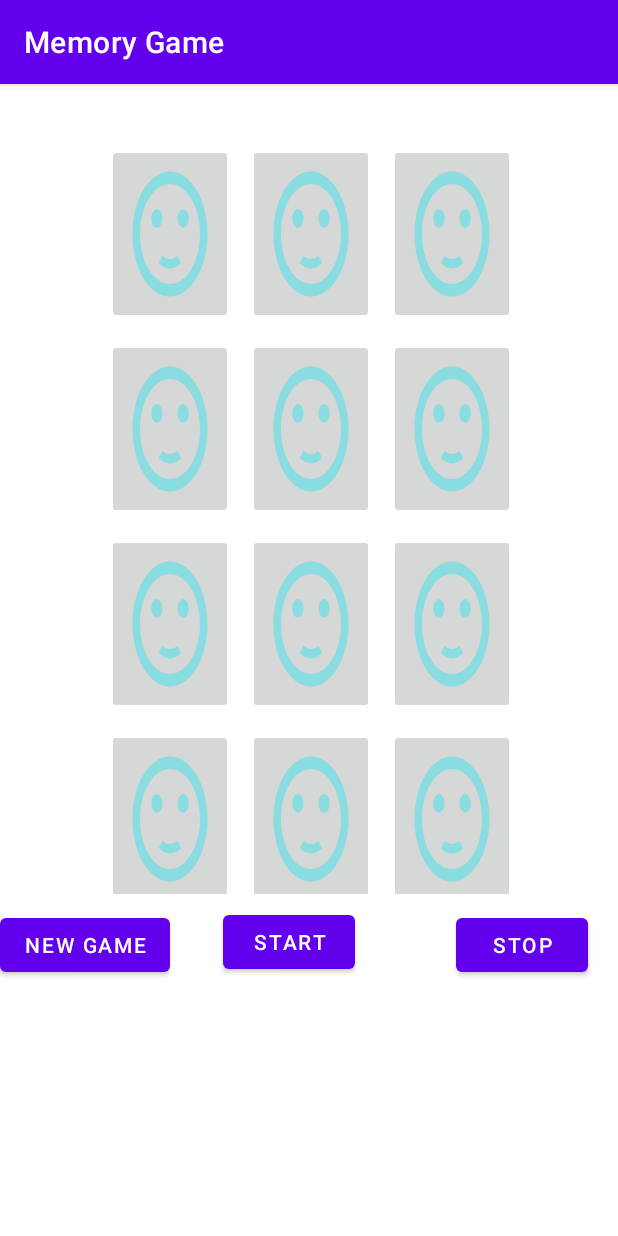
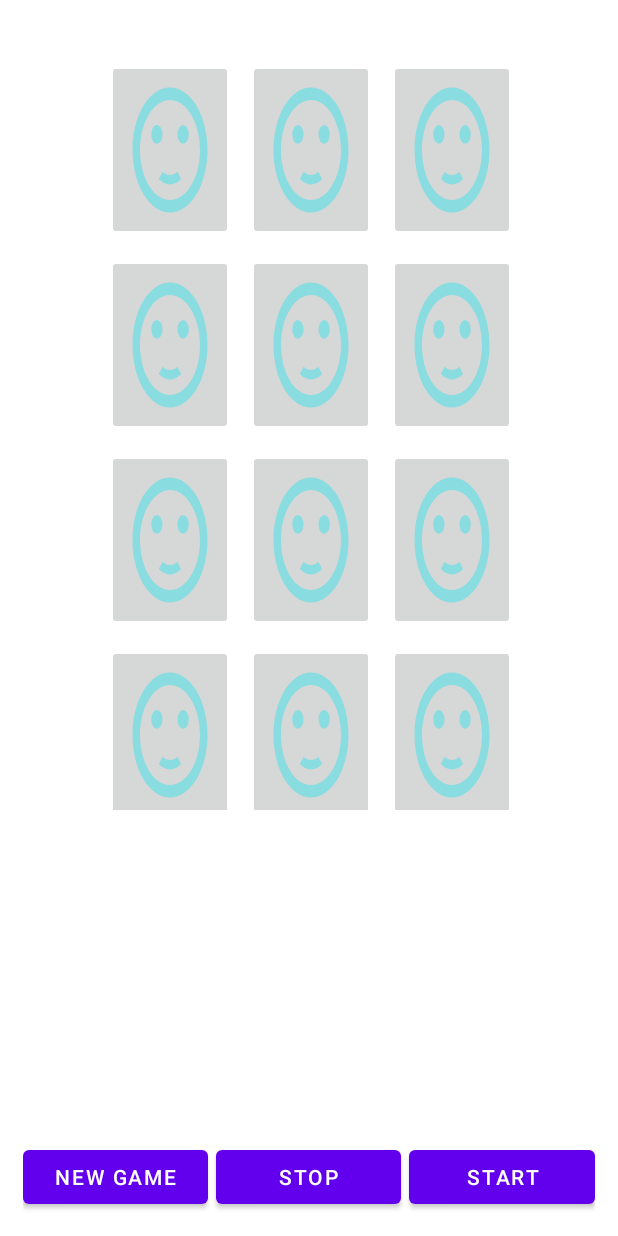
Before and after one commit to speedytman/Memory_Game, an Android app: the screen it shows after launch (MainActivity), after a tap on "START", on a phone screen of 412 x 824 dp. Run offline under Robolectric (Android 15) with nearby library versions, the phone set to English and light mode, and no system bars.

Commit message:
Added logic to force app into immersive fullscreen on start, created linear layout wrapper for new game, stop and start button

```diff
--- a/app/src/main/AndroidManifest.xml
+++ b/app/src/main/AndroidManifest.xml
@@ -5,7 +5,7 @@
     <application
         android:allowBackup="true"
         android:icon="@mipmap/ic_launcher"
-        android:label="@string/app_name"
+        android:label="Memory Game"
         android:roundIcon="@mipmap/ic_launcher_round"
         android:supportsRtl="true"
         android:theme="@style/Theme.MemoryGame">
--- a/app/src/main/java/com/example/memorygame/HomeActivity.java
+++ b/app/src/main/java/com/example/memorygame/HomeActivity.java
@@ -5,6 +5,8 @@
 import android.content.Intent;
 import android.os.Bundle;
 import android.view.View;
+import android.view.Window;
+import android.view.WindowManager;
 
 public class HomeActivity extends AppCompatActivity {
 
@@ -12,6 +14,15 @@
     protected void onCreate(Bundle savedInstanceState) {
         super.onCreate(savedInstanceState);
         setContentView(R.layout.activity_home);
+
+        View decorView = getWindow().getDecorView();
+        decorView.setSystemUiVisibility(
+                View.SYSTEM_UI_FLAG_IMMERSIVE
+                        | View.SYSTEM_UI_FLAG_LAYOUT_STABLE
+                        | View.SYSTEM_UI_FLAG_LAYOUT_HIDE_NAVIGATION
+                        | View.SYSTEM_UI_FLAG_LAYOUT_FULLSCREEN
+                        | View.SYSTEM_UI_FLAG_HIDE_NAVIGATION
+                        | View.SYSTEM_UI_FLAG_FULLSCREEN);
     }
 
     public void onStartButtonClick(View view){
--- a/app/src/main/java/com/example/memorygame/MainActivity.java
+++ b/app/src/main/java/com/example/memorygame/MainActivity.java
@@ -41,6 +41,14 @@
         super.onCreate(savedInstanceState);
         setContentView(R.layout.activity_main);
 
+        View decorView = getWindow().getDecorView();
+        decorView.setSystemUiVisibility(
+                View.SYSTEM_UI_FLAG_IMMERSIVE
+                        | View.SYSTEM_UI_FLAG_LAYOUT_STABLE
+                        | View.SYSTEM_UI_FLAG_LAYOUT_HIDE_NAVIGATION
+                        | View.SYSTEM_UI_FLAG_LAYOUT_FULLSCREEN
+                        | View.SYSTEM_UI_FLAG_HIDE_NAVIGATION
+                        | View.SYSTEM_UI_FLAG_FULLSCREEN);
 
         mCardGrid = findViewById(R.id.card_grid);
         mGame = new MemoryGame();
--- a/app/src/main/res/layout/activity_main.xml
+++ b/app/src/main/res/layout/activity_main.xml
@@ -100,42 +100,45 @@
             app:srcCompat="@drawable/ic_face_down" />
 
     </GridLayout>
-
+    <LinearLayout
+        android:id="@+id/btn_layout"
+        android:layout_width="match_parent"
+        android:layout_height="wrap_content"
+        android:orientation="horizontal"
+        android:gravity="center"
+        android:padding="15dp"
+        app:layout_constraintBottom_toBottomOf="parent"
+        app:layout_constraintLeft_toLeftOf="parent"
+        app:layout_constraintRight_toRightOf="parent">
         <Button
             android:id="@+id/new_game_button"
             android:layout_width="0dp"
+            android:layout_height="wrap_content"
             android:layout_weight="1"
-        android:layout_height="wrap_content"
-        android:layout_marginTop="10dp"
+            android:layout_marginRight="5dp"
             android:onClick="onNewGameClick"
-        android:text="@string/new_game"
-        android:layout_marginLeft="40dp"
-        app:layout_constraintTop_toBottomOf="@id/card_grid" />
+            android:text="@string/new_game" />
 
 
         <Button
             android:id="@+id/stop_button"
-        android:layout_marginTop="10dp"
             android:layout_width="0dp"
+            android:layout_height="wrap_content"
             android:layout_weight="1"
-        android:layout_height="wrap_content"
             android:onClick="onClickStop"
             android:text="@string/stop"
-        android:layout_marginRight="20dp"
-        app:layout_constraintEnd_toEndOf="parent"
-        app:layout_constraintTop_toBottomOf="@id/card_grid" />
+            app:layout_constraintEnd_toEndOf="parent" />
 
         <Button
             android:id="@+id/start_button"
             android:layout_width="0dp"
+            android:layout_height="wrap_content"
             android:layout_weight="1"
-        android:layout_height="wrap_content"
-        android:layout_marginTop="8dp"
+            android:layout_marginLeft="5dp"
             android:onClick="onClickStart"
             android:text="@string/start"
-        android:layout_marginLeft="50dp"
-        app:layout_constraintEnd_toEndOf="@id/timer"
-        app:layout_constraintTop_toBottomOf="@id/card_grid" />
+            app:layout_constraintEnd_toEndOf="@id/timer" />
+    </LinearLayout>
 
 
 
```
Also changed, not shown: app/src/main/res/layout/activity_home.xml (+22 -5 lines). Lines whose indentation alone changed are shown as unchanged.
